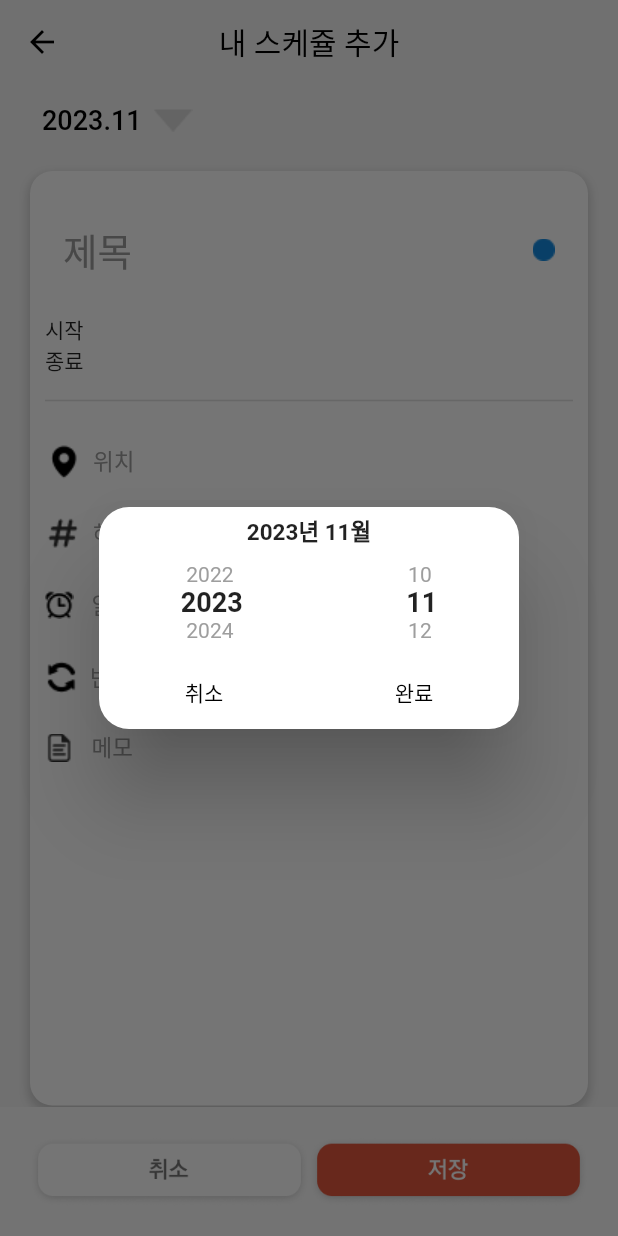
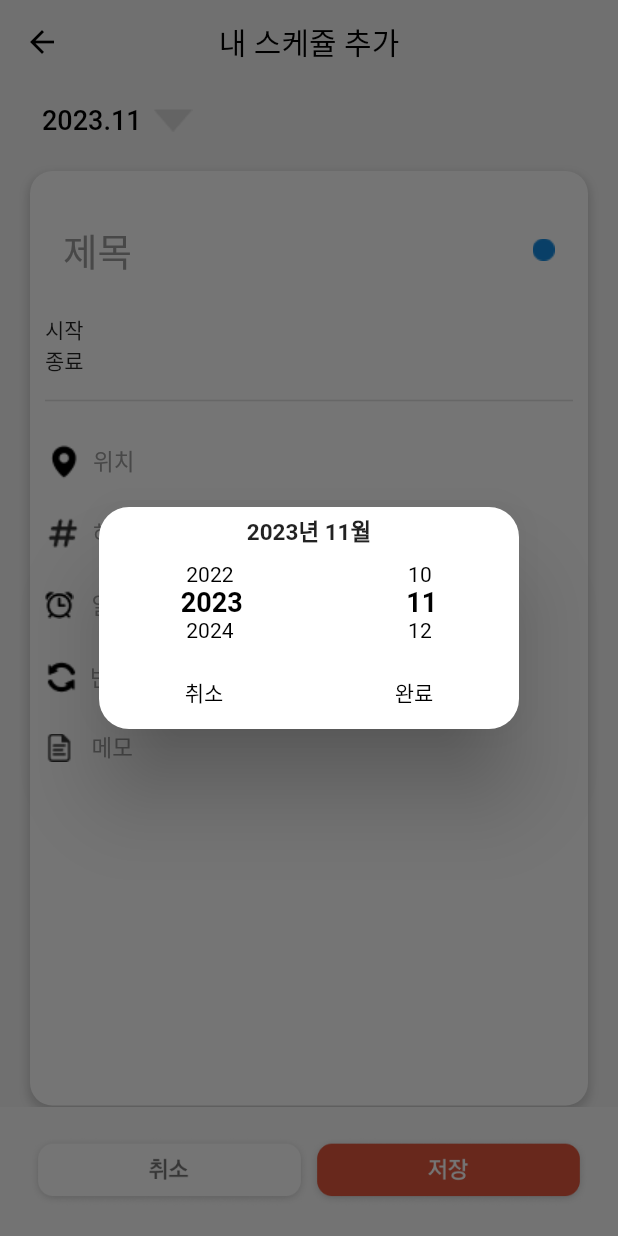
Before and after one commit to dinhoitt/weteam, a Flutter app: the AddSchedule screen opened directly, after a tap on an icon or button, on a phone screen of 412 x 824 dp. Run offline on Flutter 3.47's test engine with Material 2 defaults, Android fonts, the phone set to English and light mode, and no system bars; our stand-ins replace get, image_picker, table_calendar; accounts and stored records are empty; Roboto replaces fonts that are missing (a고딕14); project files that could hold a hidden picture were left out.

Commit message:
Refactor:(datepicker.dart)

```diff
--- a/lib/src/widget/datepicker.dart
+++ b/lib/src/widget/datepicker.dart
@@ -4,135 +4,113 @@ class DatePicker extends StatefulWidget {
   final Function(DateTime? selectedDate) onDateChanged;
   final DateTime initialDate;
 
-  DatePicker({required this.onDateChanged, required this.initialDate});
+  const DatePicker(
+      {required this.onDateChanged, required this.initialDate, Key? key})
+      : super(key: key);
 
   @override
   State<DatePicker> createState() => _DatePickerState();
 }
 
 class _DatePickerState extends State<DatePicker> {
-  late int _selectedYear;
-  late int _selectedMonth;
+  late DateTime _selectedDate;
 
   @override
   void initState() {
     super.initState();
-    _selectedYear = widget.initialDate.year;
-    _selectedMonth = widget.initialDate.month;
+    _selectedDate = widget.initialDate;
   }
 
   @override
   Widget build(BuildContext context) {
     return AlertDialog(
-      shape: RoundedRectangleBorder(
-        borderRadius: BorderRadius.circular(20.0),
-      ),
-      contentPadding: EdgeInsets.only(top: 5.0),
+      shape: RoundedRectangleBorder(borderRadius: BorderRadius.circular(20.0)),
+      contentPadding: const EdgeInsets.only(top: 5.0),
       content: Column(
         mainAxisSize: MainAxisSize.min,
         children: [
-          Padding(
-            padding: const EdgeInsets.only(bottom: 10.0),
-            child: Text(
-              '$_selectedYear년 $_selectedMonth월',
-              style: TextStyle(fontSize: 15.0, fontWeight: FontWeight.bold),
-            ),
-          ),
-          Row(
-            mainAxisAlignment: MainAxisAlignment.spaceAround,
-            children: [
-              _buildPickerItem(_selectedYear - 1, color: Colors.grey),
-              _buildPickerItem(_selectedMonth - 1, color: Colors.grey),
-            ],
-          ),
-          Row(
-            mainAxisAlignment: MainAxisAlignment.spaceAround,
-            children: [
-              _buildPickerItem(_selectedYear, isBold: true, fontSize: 18.0),
-              _buildPickerItem(_selectedMonth, isBold: true, fontSize: 18.0),
-            ],
-          ),
-          Row(
-            mainAxisAlignment: MainAxisAlignment.spaceAround,
-            children: [
-              _buildPickerItem(_selectedYear + 1, color: Colors.grey),
-              _buildPickerItem(_selectedMonth + 1, color: Colors.grey),
-            ],
-          ),
-          Padding(
-            padding: const EdgeInsets.only(top: 10.0),
-            child: Row(
-              mainAxisAlignment: MainAxisAlignment.start,
-              children: [
-                Expanded(
-                  child: TextButton(
-                    onPressed: () {
-                      Navigator.pop(context, true);
-                    },
-                    child: Text(
-                      '취소',
-                      style: TextStyle(color: Colors.black),
-                    ),
-                    style: TextButton.styleFrom(
-                      elevation: 0.0,
-                      primary: Colors.white,
-                    ),
-                  ),
-                ),
-                Expanded(
-                  child: TextButton(
-                    onPressed: _onDateChanged,
-                    child: Text(
-                      '완료',
-                      style: TextStyle(color: Colors.black),
-                    ),
-                    style: TextButton.styleFrom(
-                      elevation: 0.0,
-                      primary: Colors.white,
-                    ),
-                  ),
-                ),
-              ],
-            ),
-          ),
+          buildDateDisplay(),
+          buildPickerRow(_selectedDate.year - 1, _selectedDate.month - 1),
+          buildPickerRow(_selectedDate.year, _selectedDate.month,
+              isBold: true, fontSize: 18.0),
+          buildPickerRow(_selectedDate.year + 1, _selectedDate.month + 1),
+          buildActionButtons(),
         ],
       ),
     );
   }
 
-  Widget _buildPickerItem(int value,
-      {bool isBold = false, double fontSize = 14.0, Color? color}) {
+  Widget buildDateDisplay() => Padding(
+        padding: const EdgeInsets.only(bottom: 10.0),
+        child: Text(
+          '${_selectedDate.year}년 ${_selectedDate.month}월',
+          style: const TextStyle(fontSize: 15.0, fontWeight: FontWeight.bold),
+        ),
+      );
+
+  Widget buildPickerRow(int yearValue, int monthValue,
+          {bool isBold = false, double fontSize = 14.0}) =>
+      Row(
+        mainAxisAlignment: MainAxisAlignment.spaceAround,
+        children: [
+          buildPickerItem(yearValue,
+              isYear: true, isBold: isBold, fontSize: fontSize),
+          buildPickerItem(monthValue, isBold: isBold, fontSize: fontSize),
+        ],
+      );
+
+  Widget buildPickerItem(int value,
+      {bool isYear = false, bool isBold = false, double fontSize = 14.0}) {
     return InkWell(
-      onTap: () {
-        setState(() {
-          if (value == 0 || value == 13) {
-            _selectedMonth = (value == 13) ? 1 : 12;
-            _selectedYear += (value == 13) ? 1 : -1;
-          } else if (value > 0 && value <= 12) {
-            _selectedMonth = value;
-          } else {
-            _selectedYear = value;
-          }
-        });
-      },
+      onTap: () => updateSelectedDate(value, isYear: isYear),
       child: Text(
-        (_selectedMonth == 12 && value == 13)
-            ? '1'
-            : (_selectedMonth == 1 && value == 0)
-                ? '12'
-                : value.toString(),
+        value.toString(),
         style: TextStyle(
           fontWeight: isBold ? FontWeight.bold : FontWeight.normal,
           fontSize: fontSize,
-          color: color,
+          color: isSelectable(value, isYear) ? Colors.black : Colors.grey,
         ),
       ),
     );
   }
 
+  bool isSelectable(int value, bool isYear) {
+    if (isYear) return value >= 1;
+    return value >= 1 && value <= 12;
+  }
+
+  void updateSelectedDate(int value, {required bool isYear}) {
+    setState(() {
+      if (isYear) {
+        _selectedDate = DateTime(value, _selectedDate.month);
+      } else {
+        _selectedDate = DateTime(_selectedDate.year, value);
+      }
+    });
+  }
+
+  Widget buildActionButtons() => Padding(
+        padding: const EdgeInsets.only(top: 10.0),
+        child: Row(
+          mainAxisAlignment: MainAxisAlignment.spaceAround,
+          children: [
+            buildActionButton('취소', () => Navigator.pop(context, true)),
+            buildActionButton('완료', _onDateChanged),
+          ],
+        ),
+      );
+
+  Widget buildActionButton(String text, VoidCallback onPressed) => Expanded(
+        child: TextButton(
+          onPressed: onPressed,
+          style: TextButton.styleFrom(
+              foregroundColor: Colors.white, elevation: 0.0),
+          child: Text(text, style: const TextStyle(color: Colors.black)),
+        ),
+      );
+
   void _onDateChanged() {
-    DateTime selectedDate = DateTime(_selectedYear, _selectedMonth);
-    widget.onDateChanged(selectedDate);
+    widget.onDateChanged(_selectedDate);
     Navigator.of(context).pop();
   }
 }
```
